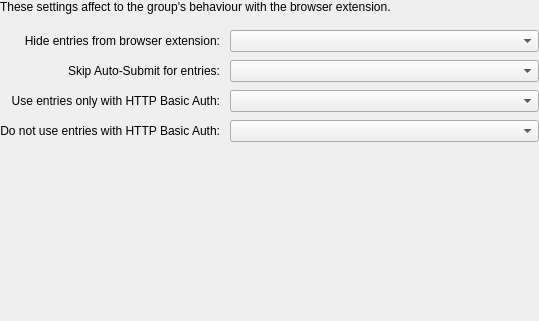
Above: src/gui/group/EditGroupWidgetBrowser.ui from keepassxreboot/keepassxc before the change; both pictures show x 0 to 539 and y 0 to 321 of the 539 by 523 pixel window. Below: the same form after it.
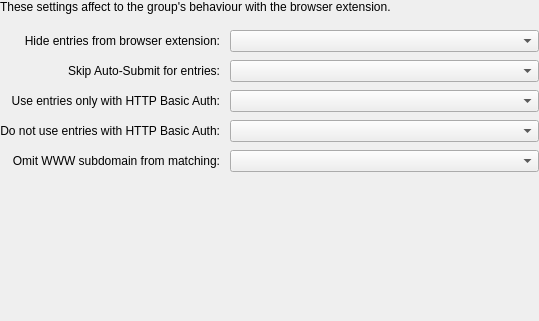
That is the form after the change.

Commit message: Browser: Add a new group setting for omitting WWW subdomain when matching URLs

Patch:
```diff
--- a/src/gui/group/EditGroupWidgetBrowser.ui
+++ b/src/gui/group/EditGroupWidgetBrowser.ui
@@ -145,7 +145,24 @@
         </property>
        </widget>
       </item>
-      <item row="4" column="0">
+      <item row="4" column="0">
+       <widget class="QLabel" name="browserIntegrationOmitWwwLabel">
+        <property name="text">
+         <string>Omit WWW subdomain from matching:</string>
+        </property>
+        <property name="alignment">
+         <set>Qt::AlignLeading|Qt::AlignLeft|Qt::AlignRight|Qt::AlignTrailing|Qt::AlignVCenter</set>
+        </property>
+       </widget>
+      </item>
+      <item row="4" column="1">
+       <widget class="QComboBox" name="browserIntegrationOmitWwwCombobox">
+        <property name="accessibleName">
+         <string>Omit WWW subdomain from matching toggle for this and sub groups</string>
+        </property>
+       </widget>
+      </item>
+      <item row="5" column="0">
        <spacer name="verticalSpacer_1">
         <property name="orientation">
          <enum>Qt::Vertical</enum>
```
Left out of the diff: 1 changed line with no effect on the pictures. The commit also changes 5 other files.
